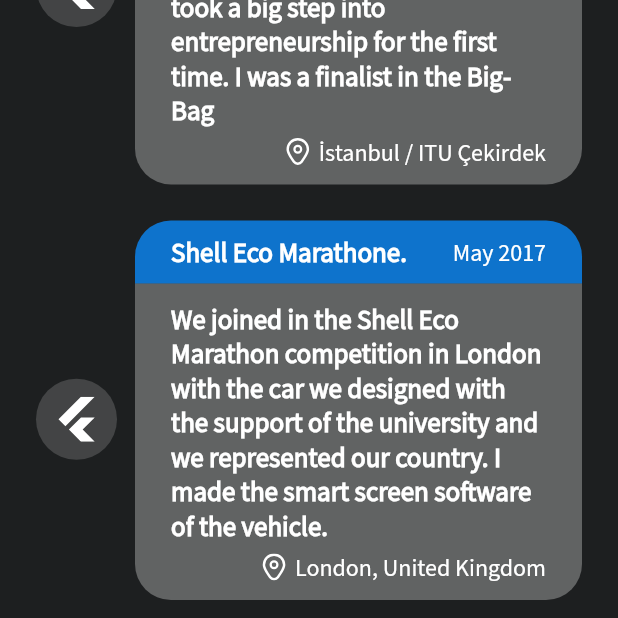
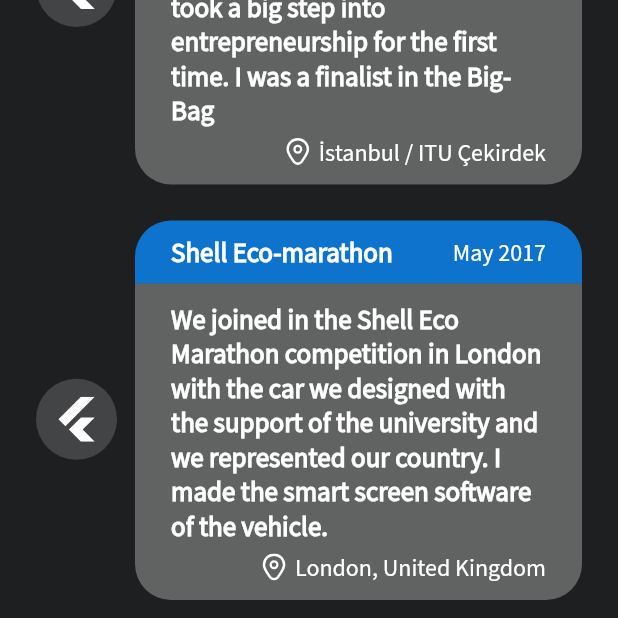
Before and after one commit to kubilaydev/developer_resume, a Flutter app: the MyExperience screen opened directly, scrolled down 1543 dp, on a phone screen of 412 x 824 dp, the part 618-1236 px from its top. Run offline on Flutter 3.47's test engine with Material 2 defaults, Android fonts, the phone set to English and light mode, and no system bars; our stand-ins replace easy_localization, flutter_svg.

Commit message:
fixed a typo

```diff
--- a/lib/pages/my_experince.dart
+++ b/lib/pages/my_experince.dart
@@ -70,7 +70,7 @@
     ),
     Experience(
       svgIconPath: "assets/icons/flutter_active.svg",
-      title: "Shell Eco Marathone.",
+      title: "Shell Eco-marathon",
       content: "eco_content",
       location: "London, United Kingdom",
       date: "May 2017",
```
